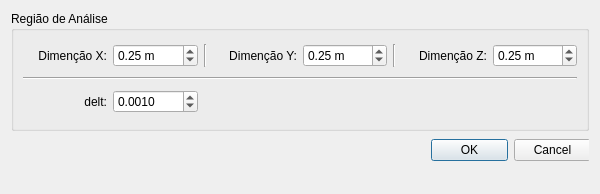
First picture: the form in final_Interface/dialog_cgerais.ui, repository pvmocbel/Lane3dViewer, before the edit.
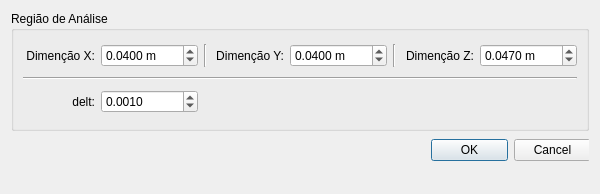
Second picture: the form after the edit.

```diff
--- a/final_Interface/dialog_cgerais.ui
+++ b/final_Interface/dialog_cgerais.ui
@@ -68,11 +68,14 @@
         <property name="suffix">
          <string> m</string>
         </property>
+        <property name="decimals">
+         <number>4</number>
+        </property>
         <property name="maximum">
          <double>1000.000000000000000</double>
         </property>
         <property name="value">
-         <double>0.250000000000000</double>
+         <double>0.040000000000000</double>
         </property>
        </widget>
       </item>
@@ -104,11 +107,14 @@
         <property name="suffix">
          <string> m</string>
         </property>
+        <property name="decimals">
+         <number>4</number>
+        </property>
         <property name="maximum">
          <double>1000.000000000000000</double>
         </property>
         <property name="value">
-         <double>0.250000000000000</double>
+         <double>0.040000000000000</double>
         </property>
        </widget>
       </item>
@@ -143,11 +149,14 @@
         <property name="suffix">
          <string> m</string>
         </property>
+        <property name="decimals">
+         <number>4</number>
+        </property>
         <property name="maximum">
          <double>1000.000000000000000</double>
         </property>
         <property name="value">
-         <double>0.250000000000000</double>
+         <double>0.047000000000000</double>
         </property>
        </widget>
       </item>
```
